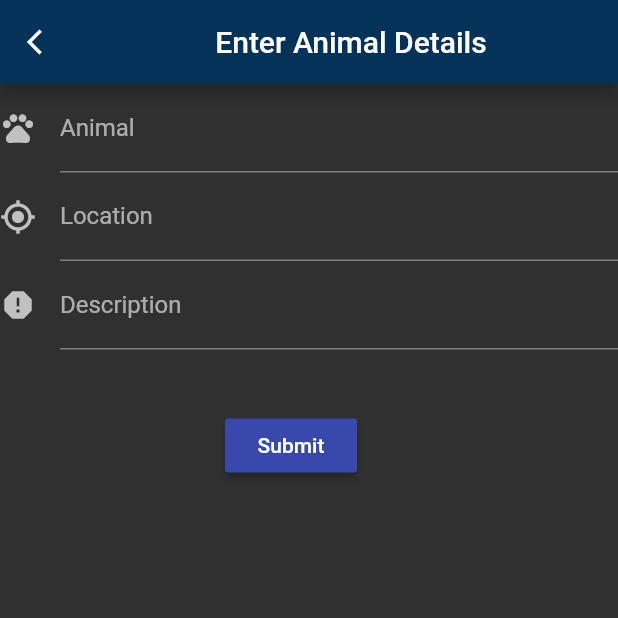
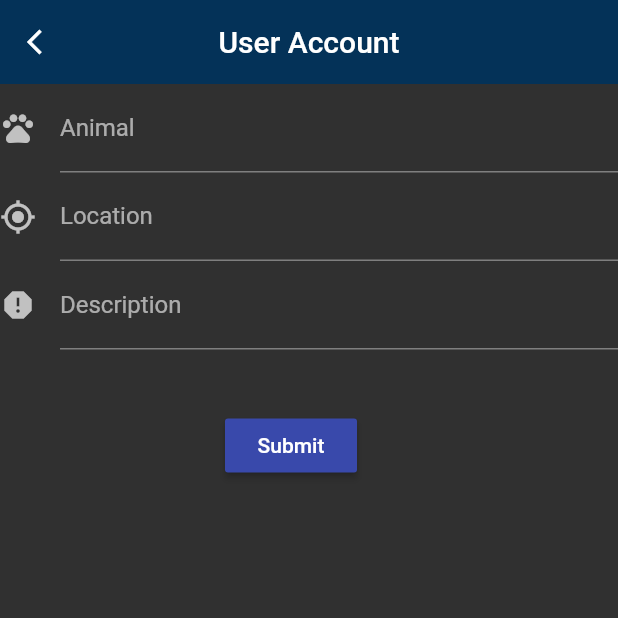
Before and after one commit to HASATD/DASS-Project, a Flutter app: the HomePage screen opened directly with empty values, after a tap on the "add" icon, on a phone screen of 412 x 824 dp, the top half of it. Run offline on Flutter 3.47's test engine with Material 2 defaults, Android fonts, the phone set to English and light mode, and no system bars; our stand-ins replace cloud_firestore, convex_bottom_bar, firebase_auth, firebase_core, fluttertoast, google_sign_in and 1 more; accounts and stored records are empty.

Commit message:
Co-authored-by: Vithesh-Reddy <Vithesh-Reddy@users.noreply.github.com>

```diff
--- a/petlove/lib/mainkk.dart
+++ b/petlove/lib/mainkk.dart
@@ -144,8 +144,57 @@ class MyCustomFormState extends State<MyCustomForm> {
   final _formKey = GlobalKey<FormState>();
   late User _user;
   @override
+  void initState() {
+    _user = widget._user;
+
+    super.initState();
+  }
+
+  @override
   Widget build(BuildContext context) {
-    return Form(
+    return Scaffold(
+      appBar: AppBar(
+        leading: Container(
+          color: Color.fromARGB(255, 4, 50, 88),
+          padding: EdgeInsets.all(3),
+          child: Flexible(
+            flex: 1,
+            child: IconButton(
+              tooltip: 'Go back',
+              icon: const Icon(Icons.arrow_back_ios),
+              alignment: Alignment.center,
+              iconSize: 20,
+              onPressed: () {
+                Navigator.push(
+                  context,
+                  MaterialPageRoute(
+                      builder: (context) => HomePage(
+                            user: _user,
+                          )),
+                );
+              },
+            ),
+          ),
+        ), //Container,
+        elevation: 0,
+        backgroundColor: Color.fromARGB(255, 4, 50, 88),
+        title: Text(
+          'User Account',
+          style: TextStyle(color: Colors.white),
+        ),
+        centerTitle: true,
+      ),
+      drawer: Drawer(
+        child: ListView(padding: EdgeInsets.zero, children: [
+          const DrawerHeader(
+            decoration: BoxDecoration(
+              color: Colors.red,
+            ),
+            child: Text('Drawer Header'),
+          ),
+        ]),
+      ),
+      body: Form(
         key: _formKey,
         child: Column(
           crossAxisAlignment: CrossAxisAlignment.start,
@@ -188,6 +237,7 @@ class MyCustomFormState extends State<MyCustomForm> {
                   },
                 )),
           ],
+        ),
       ),
     );
   }
--- a/petlove/lib/screens/home_page.dart
+++ b/petlove/lib/screens/home_page.dart
@@ -7,6 +7,11 @@ import 'package:petlove/utils/authentication.dart';
 import 'package:petlove/widgets/google_sign_in_button.dart';
 import 'package:petlove/screens/account_page.dart';
 import 'package:petlove/mainkk.dart';
+import 'package:flutter/material.dart';
+import 'package:convex_bottom_bar/convex_bottom_bar.dart';
+import 'package:petlove/screens/account_page.dart';
+import 'package:petlove/mainkk.dart';
+import 'package:petlove/screens/register_NGO.dart';
 
 class HomePage extends StatefulWidget {
   const HomePage({Key? key, required User user})
@@ -29,6 +34,13 @@ class _HomePageState extends State<HomePage> {
     super.initState();
   }
 
+  FloatingActionButtonLocation fabLocation =
+      FloatingActionButtonLocation.centerDocked;
+  static final List<FloatingActionButtonLocation> centerLocations =
+      <FloatingActionButtonLocation>[
+    FloatingActionButtonLocation.centerDocked,
+    FloatingActionButtonLocation.centerFloat,
+  ];
   @override
   Widget build(BuildContext context) {
     return Scaffold(
@@ -52,12 +64,25 @@ class _HomePageState extends State<HomePage> {
           centerTitle: true,
         ),
         drawer: Drawer(
-        child: ListView(padding: EdgeInsets.zero, children: [
+          child: ListView(padding: EdgeInsets.zero, children: <Widget>[
             const DrawerHeader(
               decoration: BoxDecoration(
-              color: Colors.red,
+                color: Color.fromARGB(255, 4, 50, 88),
               ),
               child: Text('Drawer Header'),
+            ),
+            ListTile(
+              leading: Icon(Icons.home),
+              title: Text("Home", style: TextStyle(fontSize: 20)),
+              onTap: () {
+                Navigator.push(
+                  context,
+                  MaterialPageRoute(
+                      builder: (context) => registration(
+                            uid: _user.uid,
+                          )),
+                );
+              },
             ),
           ]),
         ),
@@ -85,53 +110,57 @@ class _HomePageState extends State<HomePage> {
             ),
           ),
         ),
+        floatingActionButton: FloatingActionButton(
+          onPressed: () {
+            Navigator.push(
+              context,
+              MaterialPageRoute(
+                  builder: (context) => MyCustomForm(
+                        user: _user,
+                      )),
+            );
+          },
+          tooltip: 'Request',
+          child: const Icon(Icons.add),
+        ),
+        floatingActionButtonLocation: fabLocation,
         bottomNavigationBar: BottomAppBar(
-        shape: null,
-        color: Color.fromARGB(255, 4, 50, 88),
+          shape: const CircularNotchedRectangle(),
+          color: Colors.blue,
           child: IconTheme(
             data: IconThemeData(color: Theme.of(context).colorScheme.onPrimary),
             child: Row(
-            children: [
+              children: <Widget>[
                 IconButton(
-                tooltip: 'Request for help',
-                icon: const Icon(Icons.add),
-                alignment: Alignment.center,
-                //padding: ,
-                iconSize: 35,
+                  tooltip: 'Home',
+                  icon: const Icon(Icons.home, size: 35),
                   onPressed: () {
-                  if (_user != null) {
-                    Navigator.of(context).pushReplacement(
+                    Navigator.push(
+                      context,
                       MaterialPageRoute(
-                        builder: (context) => AnimalDetails(
+                          builder: (context) => HomePage(
                                 user: _user,
-                        ),
-                      ),
+                              )),
                     );
-                  }
                   },
                 ),
-              // if (centerLocations.contains(fabLocation)) const Spacer(),
+                if (centerLocations.contains(fabLocation)) const Spacer(),
                 IconButton(
-                tooltip: 'Account',
-                icon: const Icon(Icons.manage_accounts_rounded),
-                alignment: Alignment.center,
-                iconSize: 35,
+                  tooltip: 'Profile',
+                  icon: const Icon(Icons.account_circle, size: 35),
                   onPressed: () {
-                  if (_user != null) {
-                    Navigator.of(context).pushReplacement(
+                    Navigator.push(
+                      context,
                       MaterialPageRoute(
                           builder: (context) => AccountPage(
                                 user: _user,
-                        ),
-                      ),
+                              )),
                     );
-                  }
                   },
                 ),
               ],
             ),
           ),
-      ),
-    );
+        ));
   }
 }
--- a/petlove/lib/utils/authentication.dart
+++ b/petlove/lib/utils/authentication.dart
@@ -1,5 +1,8 @@
+import 'package:cloud_firestore/cloud_firestore.dart';
 import 'package:firebase_core/firebase_core.dart';
 import 'package:firebase_auth/firebase_auth.dart';
+import 'package:cloud_firestore/cloud_firestore.dart';
+
 import 'package:google_sign_in/google_sign_in.dart';
 import 'package:flutter/material.dart';
 import 'package:petlove/screens/home_page.dart';
@@ -30,12 +33,13 @@ class Authentication {
   static Future<User?> signInWithGoogle({required BuildContext context}) async {
     FirebaseAuth auth = FirebaseAuth.instance;
     User? user;
+    final FirebaseFirestore _firestore = FirebaseFirestore.instance;
 
     if (kIsWeb) {
       GoogleAuthProvider authProvider = GoogleAuthProvider();
 
       try {
-        final UserCredential userCredential =
+        UserCredential userCredential =
             await auth.signInWithPopup(authProvider);
 
         user = userCredential.user;
@@ -60,8 +64,29 @@ class Authentication {
         try {
           final UserCredential userCredential =
               await auth.signInWithCredential(credential);
+          final List<DocumentSnapshot> docs;
+          QuerySnapshot result = await _firestore
+              .collection('users')
+              .where('uid', isEqualTo: userCredential.user!.uid)
+              .get();
+          docs = result.docs;
+          DocumentSnapshot variable = await FirebaseFirestore.instance
+              .collection('users')
+              .doc(userCredential.user!.uid)
+              .get();
 
-          user = userCredential.user;
+          if (docs.isEmpty) {
+            await _firestore
+                .collection('users')
+                .doc(userCredential.user!.uid)
+                .set({
+              'username': userCredential.user!.displayName,
+              'uid': userCredential.user!.uid,
+              'email': userCredential.user!.email,
+              'photo url': userCredential.user!.photoURL
+            });
+            user = userCredential.user;
+          } else {}
         } on FirebaseAuthException catch (e) {
           if (e.code == 'account-exists-with-different-credential') {
             ScaffoldMessenger.of(context).showSnackBar(
--- a/petlove/pubspec.yaml
+++ b/petlove/pubspec.yaml
@@ -39,11 +39,15 @@ dependencies:
   google_sign_in: ^5.2.4
   image_picker: ^0.8.3
   provider: ^5.0.0
+  convex_bottom_bar: ^3.0.0
+  fluttertoast: ^8.0.9
+
 
 dev_dependencies:
   flutter_lints: ^1.0.0
   flutter_test:
     sdk: flutter
+
 
 # For information on the generic Dart part of this file, see the
 # following page: https://dart.dev/tools/pub/pubspec
```
Also changed, not shown: petlove/lib/models/NGO_model.dart (added, +36 -0 lines), petlove/lib/screens/register_NGO.dart (added, +296 -0 lines), petlove/lib/widgets/background.dart (added, +52 -0 lines), petlove/lib/widgets/text_field_input.dart (added, +36 -0 lines), petlove/pubspec.lock. Lines whose indentation alone changed are shown as unchanged.
